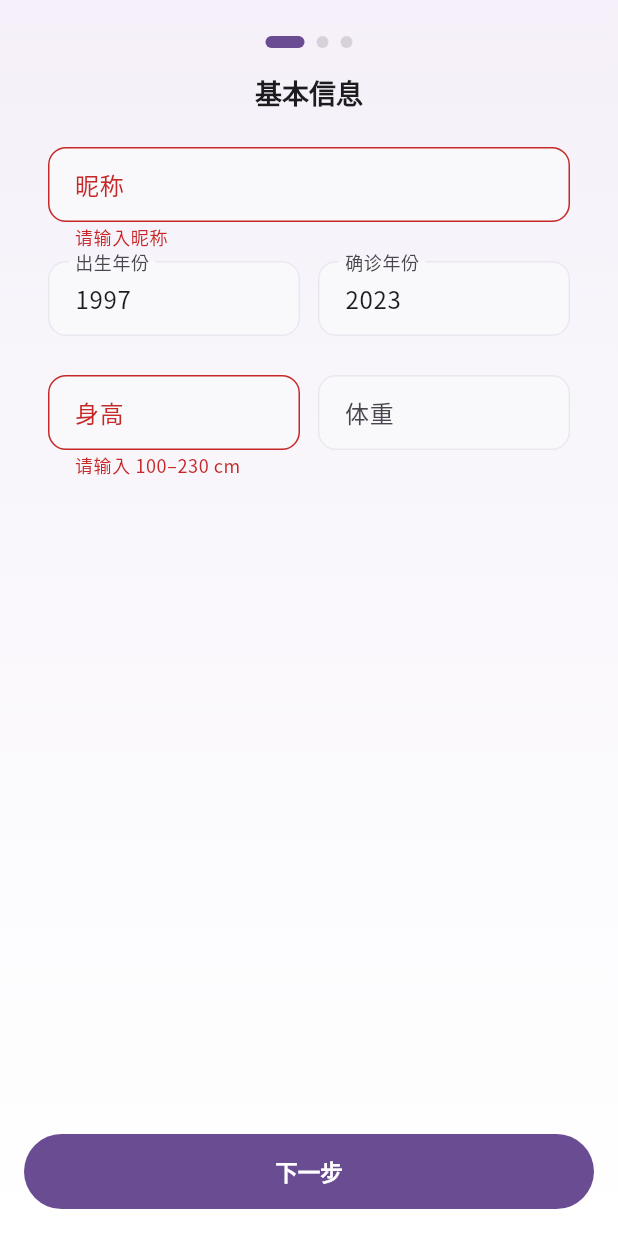
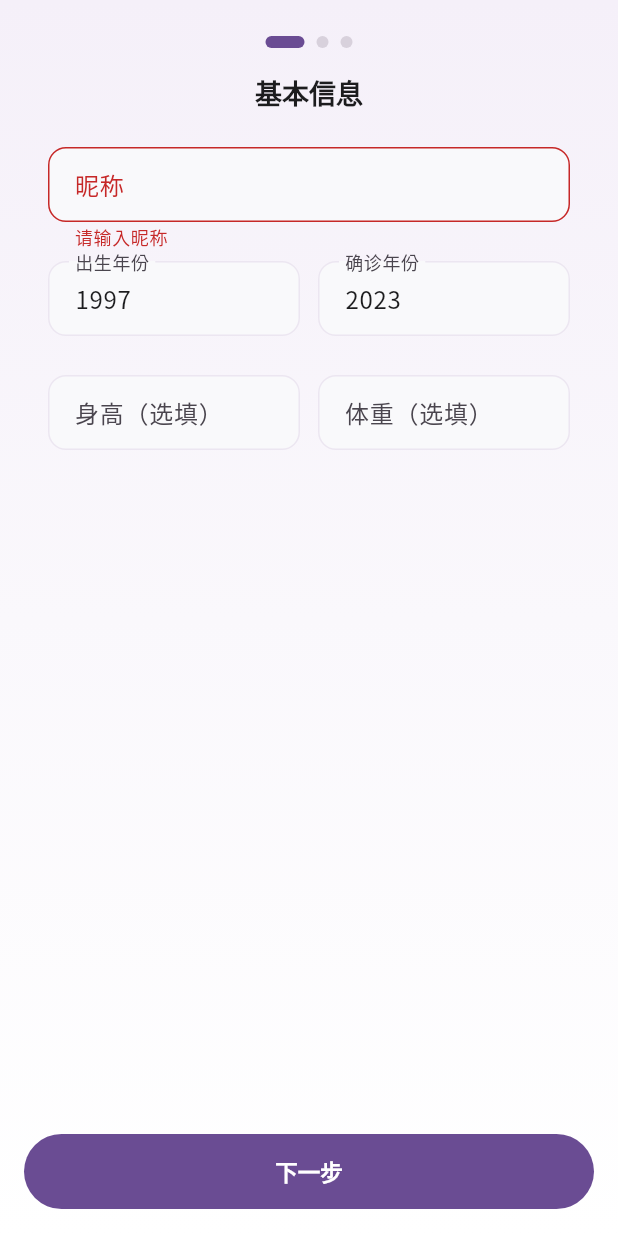
Before and after one commit to healyops-blip/PMOS-ENclaire-app, a Flutter app: the OnboardingScreen screen opened by its route, after a tap on "下一步", on a phone screen of 412 x 824 dp. Run offline on Flutter 3.47's test engine with Material 3 defaults, Android fonts, the phone set to English and light mode, and no system bars; our stand-ins replace dio, file_picker, fl_chart, flutter_riverpod, flutter_secure_storage, flutter_svg and 5 more; accounts and stored records are empty.

Commit message:
fix(onboarding): make body metrics optional

```diff
--- a/lib/features/auth/onboarding_screen.dart
+++ b/lib/features/auth/onboarding_screen.dart
@@ -373,7 +373,7 @@ class _OnboardingScreenState extends ConsumerState<OnboardingScreen> {
                 keyboardType: TextInputType.number,
                 textAlign: TextAlign.center,
                 decoration: const InputDecoration(
-                  labelText: '身高',
+                  labelText: '身高（选填）',
                   suffixText: 'cm',
                   helperText: '\u00A0',
                   helperStyle: TextStyle(fontSize: 12, height: 1),
@@ -381,7 +381,9 @@ class _OnboardingScreenState extends ConsumerState<OnboardingScreen> {
                   floatingLabelAlignment: FloatingLabelAlignment.start,
                 ),
                 validator: (value) {
-                  final height = double.tryParse(value ?? '');
+                  final normalized = value?.trim() ?? '';
+                  if (normalized.isEmpty) return null;
+                  final height = double.tryParse(normalized);
                   return height == null || height < 100 || height > 230
                       ? '请输入 100–230 cm'
                       : null;
@@ -399,7 +401,7 @@ class _OnboardingScreenState extends ConsumerState<OnboardingScreen> {
                 ),
                 textAlign: TextAlign.center,
                 decoration: const InputDecoration(
-                  labelText: '体重',
+                  labelText: '体重（选填）',
                   suffixText: 'kg',
                   helperText: '\u00A0',
                   helperStyle: TextStyle(fontSize: 12, height: 1),
```
